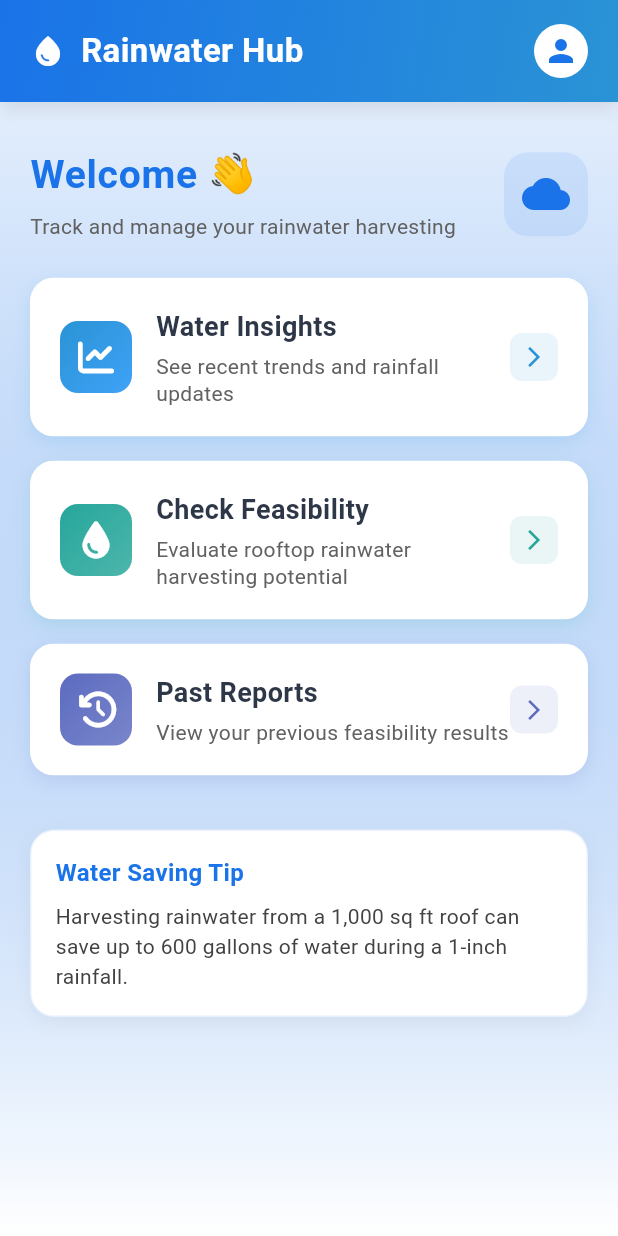
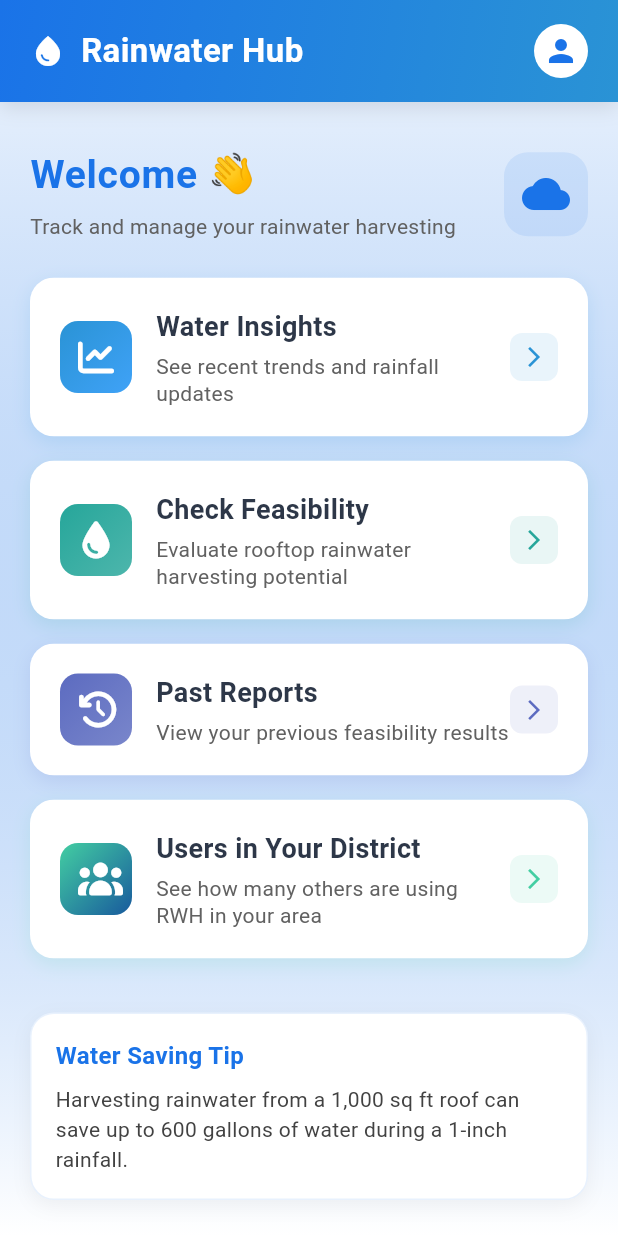
Before and after one commit to mahip004/SIH, a Flutter app: the screen it shows once a user with an empty profile is signed in, on a phone screen of 412 x 824 dp. Run offline on Flutter 3.47's test engine with Material 3 defaults, Android fonts, the light colour scheme and no system bars; our stand-ins replace cloud_firestore, firebase_auth, firebase_core, fl_chart, font_awesome_flutter, geolocator and 4 more; accounts and stored records are empty.

Commit message:
user motivation feature

```diff
--- a/rwh_app/lib/screens/home_screen.dart
+++ b/rwh_app/lib/screens/home_screen.dart
@@ -4,6 +4,7 @@ import 'feasibility_form.dart';
 import 'trends_screen.dart';
 import 'past_reports_screen.dart';
 import 'profile_screen.dart';
+import 'users_in_district_screen.dart';
 
 class HomeScreen extends StatelessWidget {
   const HomeScreen({super.key});
@@ -169,6 +170,20 @@ class HomeScreen extends StatelessWidget {
                       },
                     ),
 
+                    _buildHomeCard(
+                      context,
+                      icon: FontAwesomeIcons.users,
+                      title: "Users in Your District",
+                      subtitle: "See how many others are using RWH in your area",
+                      gradientColors: const [Color(0xFF43CEA2), Color(0xFF185A9D)],
+                      onTap: () {
+                        Navigator.push(
+                          context,
+                          MaterialPageRoute(builder: (_) => const UsersInDistrictScreen()),
+                        );
+                      },
+                    ),
+
                     // Water facts card
                     Container(
                       margin: const EdgeInsets.only(top: 20),
--- a/rwh_app/lib/screens/users_in_district_screen.dart
+++ b/rwh_app/lib/screens/users_in_district_screen.dart
@@ -3,6 +3,7 @@ import 'package:provider/provider.dart';
 import 'package:firebase_auth/firebase_auth.dart';
 import 'package:cloud_firestore/cloud_firestore.dart';
 import '../providers/user_provider.dart';
+import 'profile_screen.dart';
 
 class UsersInDistrictScreen extends StatelessWidget {
   const UsersInDistrictScreen({super.key});
@@ -165,7 +166,7 @@ class _NoDistrictWidget extends StatelessWidget {
               onPressed: () {
                 Navigator.of(context).pop();
                 Navigator.of(context).push(
-                  MaterialPageRoute(builder: (_) => const ProfileScreen()),
+                  MaterialPageRoute(builder: (_) => ProfileScreen()),
                 );
               },
             ),
```
